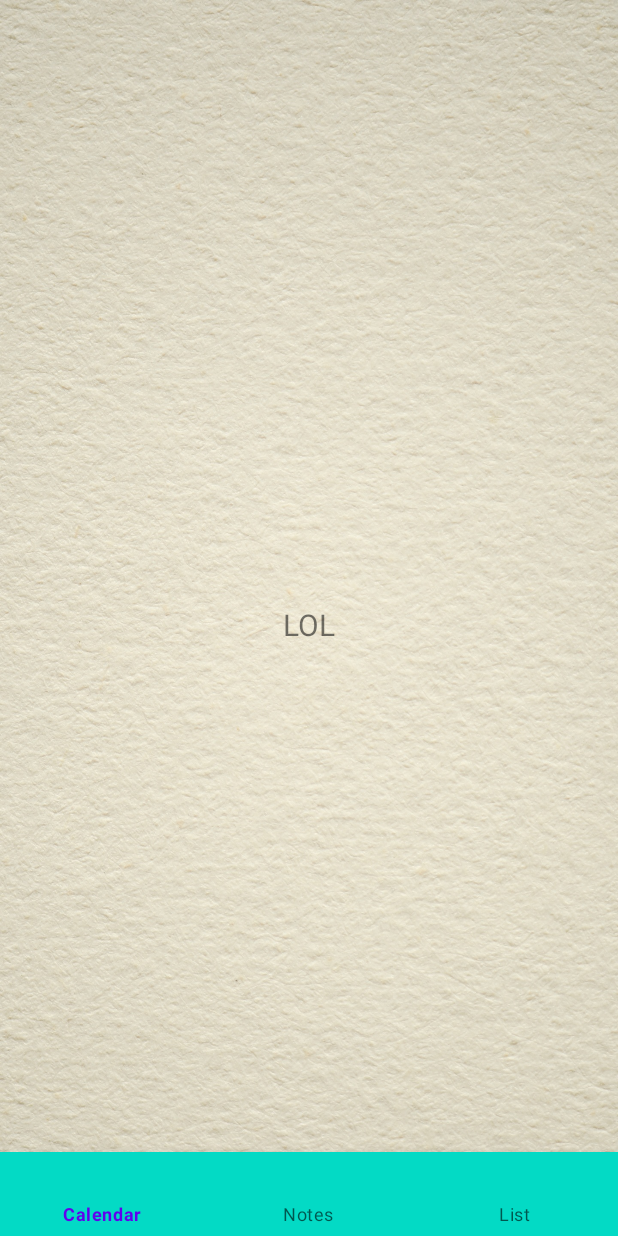
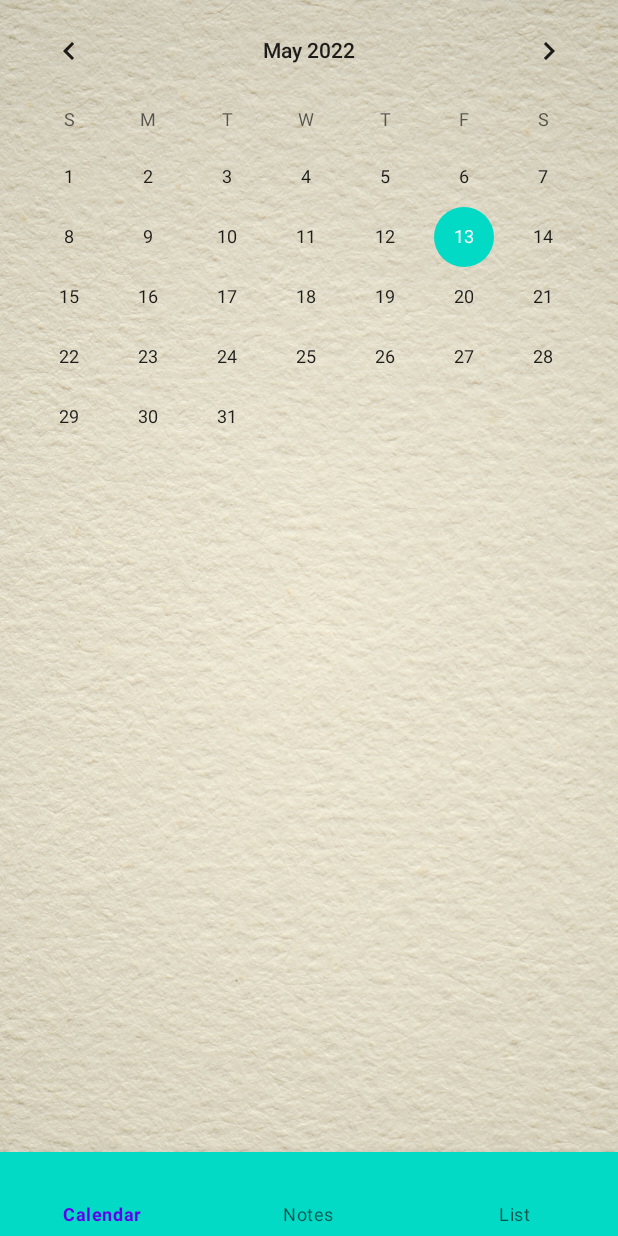
Before and after one commit to Lirika19/Practic, an Android app: the screen it shows after launch (MainActivity), on a phone screen of 412 x 824 dp. Run offline under Robolectric (Android 15) with nearby library versions, the phone set to English and light mode, and no system bars; our stand-ins replace data binding, navigation-ui.

```diff
--- a/app/build.gradle
+++ b/app/build.gradle
@@ -33,7 +33,7 @@ android {
 dependencies {
 
     implementation 'androidx.appcompat:appcompat:1.4.1'
-    implementation 'com.google.android.material:material:1.5.0'
+    implementation 'com.google.android.material:material:1.6.0'
     implementation 'androidx.constraintlayout:constraintlayout:2.1.3'
     implementation 'androidx.navigation:navigation-fragment:2.4.2'
     implementation 'androidx.navigation:navigation-ui:2.4.2'
@@ -41,4 +41,7 @@ dependencies {
     testImplementation 'junit:junit:4.13.2'
     androidTestImplementation 'androidx.test.ext:junit:1.1.3'
     androidTestImplementation 'androidx.test.espresso:espresso-core:3.4.0'
+    annotationProcessor 'androidx.room:room-compiler:2.4.2'
+    implementation 'androidx.room:room-common:2.4.2'
+    implementation "androidx.room:room-runtime:2.4.2"
 }
--- /dev/null
+++ b/app/src/main/java/com/pop/practic/repository/Repository.java
@@ -0,0 +1,4 @@
+package com.pop.practic.repository;
+
+public class Repository {
+}
--- /dev/null
+++ b/app/src/main/java/com/pop/practic/repository/room/GoalsDAO.java
@@ -0,0 +1,4 @@
+package com.pop.practic.repository.room;
+
+public class GoalsDAO {
+}
--- /dev/null
+++ b/app/src/main/java/com/pop/practic/repository/room/GoalsDB.java
@@ -0,0 +1,4 @@
+package com.pop.practic.repository.room;
+
+public class GoalsDB {
+}
--- a/app/src/main/res/layout/fragment_calendar.xml
+++ b/app/src/main/res/layout/fragment_calendar.xml
@@ -6,18 +6,11 @@
     android:layout_height="match_parent"
     tools:context="com.pop.practic.CalendarFragment">
 
-    <TextView
-        android:id="@+id/text_notifications"
+
+    <CalendarView
+        android:id="@+id/calendarView"
         android:layout_width="match_parent"
-        android:layout_height="wrap_content"
-        android:layout_marginStart="8dp"
-        android:layout_marginTop="8dp"
-        android:layout_marginEnd="8dp"
-        android:textAlignment="center"
-        android:textSize="20sp"
-        android:text="LOL"
-        app:layout_constraintBottom_toBottomOf="parent"
-        app:layout_constraintEnd_toEndOf="parent"
+        android:layout_height="match_parent"
         app:layout_constraintStart_toStartOf="parent"
-        app:layout_constraintTop_toTopOf="parent" />
+        tools:layout_editor_absoluteY="43dp" />
 </androidx.constraintlayout.widget.ConstraintLayout>
```
Also changed, not shown: app/src/main/java/com/pop/practic/repository/room/Goals.java (added, +15 -0 lines), app/src/main/res/layout/fragment_list.xml (+1 -17 lines).
